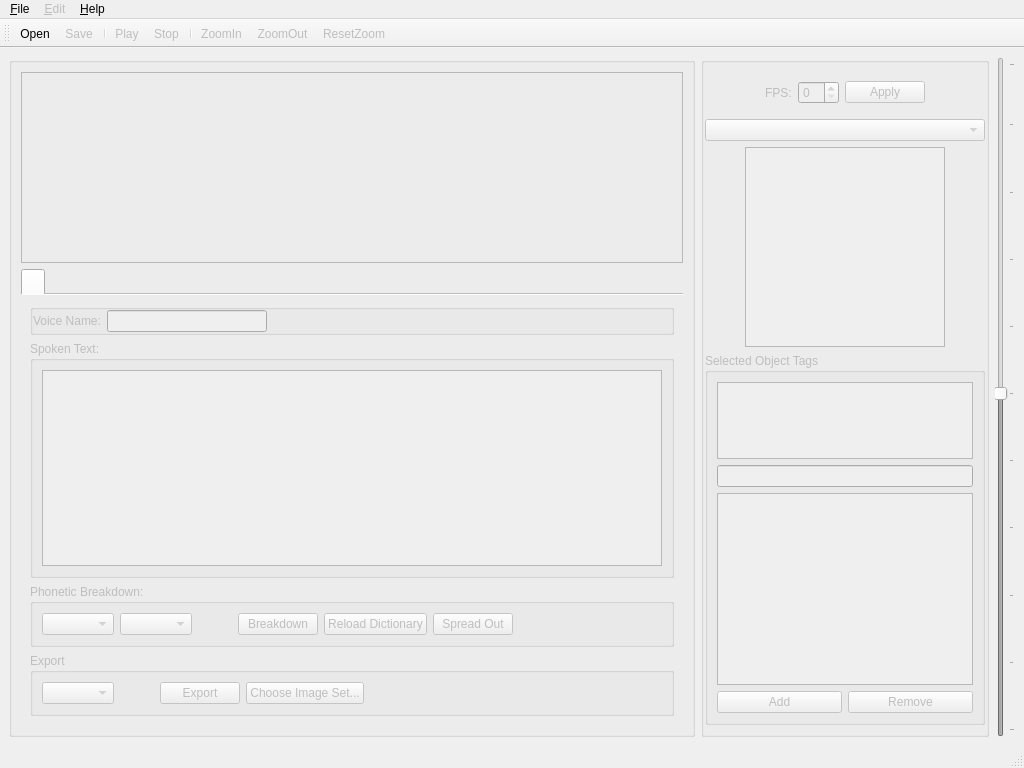
The window that rsrc/papagayo-ng2.ui (morevnaproject-org/papagayo-ng) describes before a commit, drawn with Qt 5.
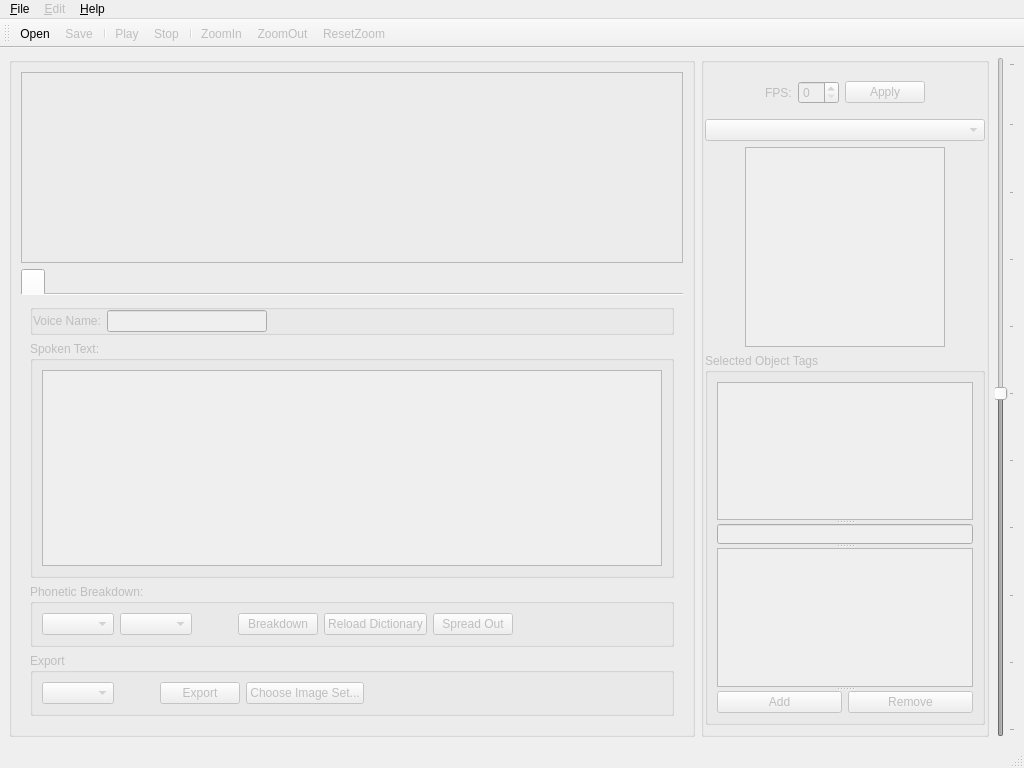
The same window after the commit. Icons and pictures are not drawn. Custom widgets are drawn as their Qt base class.

Commit message: Use a QSplitter to make widgets in the tagging part resizable.

The edit to the form file:
```diff
--- a/rsrc/papagayo-ng2.ui
+++ b/rsrc/papagayo-ng2.ui
@@ -452,12 +452,31 @@
            <property name="title">
             <string>Selected Object Tags</string>
            </property>
-           <layout class="QVBoxLayout" name="tag_list_layout" stretch="2,1,0,0">
+           <layout class="QVBoxLayout" name="verticalLayout_3">
             <item>
+             <widget class="QSplitter" name="tag_splitter">
+              <property name="frameShape">
+               <enum>QFrame::NoFrame</enum>
+              </property>
+              <property name="midLineWidth">
+               <number>1</number>
+              </property>
+              <property name="orientation">
+               <enum>Qt::Vertical</enum>
+              </property>
+              <property name="opaqueResize">
+               <bool>true</bool>
+              </property>
+              <property name="childrenCollapsible">
+               <bool>false</bool>
+              </property>
              <widget class="QTreeWidget" name="parent_tags">
               <property name="enabled">
                <bool>false</bool>
               </property>
+               <property name="styleSheet">
+                <string notr="true"/>
+               </property>
               <property name="showDropIndicator" stdset="0">
                <bool>false</bool>
               </property>
@@ -497,14 +516,28 @@
                </property>
               </column>
              </widget>
-            </item>
-            <item>
-             <widget class="QLineEdit" name="tag_entry"/>
-            </item>
-            <item>
+              <widget class="QLineEdit" name="tag_entry">
+               <property name="sizePolicy">
+                <sizepolicy hsizetype="Expanding" vsizetype="Fixed">
+                 <horstretch>0</horstretch>
+                 <verstretch>1</verstretch>
+                </sizepolicy>
+               </property>
+               <property name="maximumSize">
+                <size>
+                 <width>16777215</width>
+                 <height>20</height>
+                </size>
+               </property>
+               <property name="baseSize">
+                <size>
+                 <width>0</width>
+                 <height>20</height>
+                </size>
+               </property>
+              </widget>
              <widget class="QListWidget" name="list_of_tags"/>
-            </item>
-            <item>
+              <widget class="QWidget" name="">
              <layout class="QHBoxLayout" name="tag_list_buttons">
               <item>
                <widget class="QPushButton" name="add_tag">
@@ -521,6 +554,8 @@
                </widget>
               </item>
              </layout>
+              </widget>
+             </widget>
             </item>
            </layout>
           </widget>
```
Left out of the diff: 15 changed lines with no effect on the pictures. Lines whose indentation alone changed are shown as unchanged.
